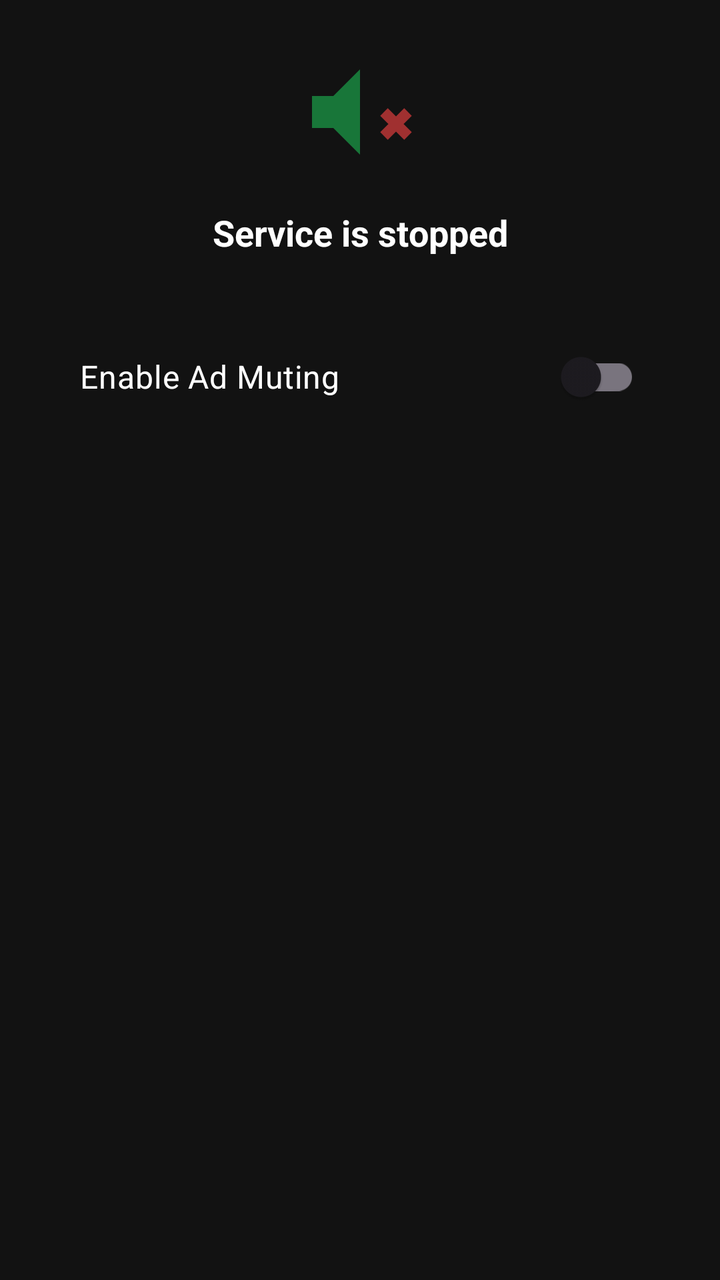
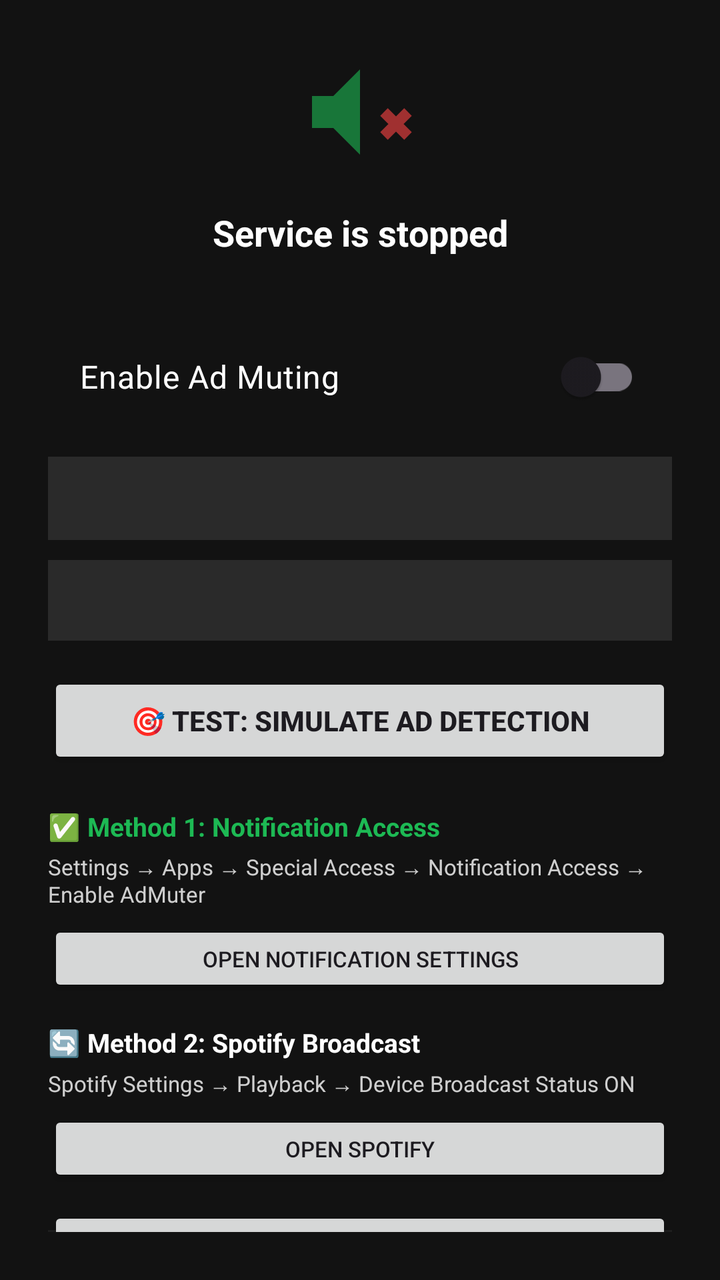

Screens rendered from an Android XML layout before and after an edit, with the pre-edit source and the edit as a unified diff.
<!-- AndroidManifest.xml: activity theme Theme.AdMuter -->
<!-- res/layout/activity_main.xml -->
<?xml version="1.0" encoding="utf-8"?>
<androidx.constraintlayout.widget.ConstraintLayout xmlns:android="http://schemas.android.com/apk/res/android"
    xmlns:app="http://schemas.android.com/apk/res-auto"
    android:id="@+id/root"
    android:layout_width="match_parent"
    android:layout_height="match_parent"
    android:background="@color/dark_background"
    android:padding="24dp">

    <ImageView
        android:id="@+id/statusIcon"
        android:layout_width="64dp"
        android:layout_height="64dp"
        android:src="@drawable/ic_mute"
        android:contentDescription="@string/app_name"
        android:alpha="0.6"
        app:layout_constraintBottom_toTopOf="@id/statusText"
        app:layout_constraintEnd_toEndOf="parent"
        app:layout_constraintStart_toStartOf="parent"
        app:layout_constraintTop_toTopOf="parent" />

    <TextView
        android:id="@+id/statusText"
        android:layout_width="wrap_content"
        android:layout_height="wrap_content"
        android:layout_marginTop="16dp"
        android:text="Service is stopped"
        android:textColor="@android:color/white"
        android:textSize="18sp"
        android:textStyle="bold"
        app:layout_constraintBottom_toTopOf="@id/switchEnable"
        app:layout_constraintEnd_toEndOf="parent"
        app:layout_constraintStart_toStartOf="parent"
        app:layout_constraintTop_toBottomOf="@id/statusIcon" />

    <com.google.android.material.switchmaterial.SwitchMaterial
        android:id="@+id/switchEnable"
        android:layout_width="0dp"
        android:layout_height="56dp"
        android:layout_marginTop="32dp"
        android:checked="false"
        android:paddingHorizontal="16dp"
        android:text="@string/toggle_label"
        android:textColor="@android:color/white"
        android:textSize="16sp"
        app:layout_constraintEnd_toEndOf="parent"
        app:layout_constraintStart_toStartOf="parent"
        app:layout_constraintTop_toBottomOf="@id/statusText" />

    <TextView
        android:id="@+id/crashInfoText"
        android:layout_width="0dp"
        android:layout_height="wrap_content"
        android:layout_marginTop="16dp"
        android:padding="12dp"
        android:textColor="#FFFF4444"
        android:textSize="11sp"
        android:visibility="gone"
        android:background="#33FF4444"
        app:layout_constraintBottom_toBottomOf="parent"
        app:layout_constraintEnd_toEndOf="parent"
        app:layout_constraintStart_toStartOf="parent"
        app:layout_constraintTop_toBottomOf="@id/switchEnable" />

</androidx.constraintlayout.widget.ConstraintLayout>
<!-- resources referenced by this layout -->
<resources>
  <color name="dark_background">#FF121212</color>
  <!-- drawable ic_mute (drawable) -->
  <?xml version="1.0" encoding="utf-8"?>
  <vector xmlns:android="http://schemas.android.com/apk/res/android"
      android:width="48dp"
      android:height="48dp"
      android:viewportWidth="24"
      android:viewportHeight="24">
      
      <path
          android:fillColor="#FF1DB954"
          android:pathData="M3,9v6h4l5,5V4L7,9H3z" />
      
      <path
          android:strokeColor="#FFFF4444"
          android:strokeWidth="2"
          android:pathData="M16.5,12L21,16.5M21,12L16.5,16.5" />
  </vector>
  <string name="app_name">AdMuter</string>
  <string name="toggle_label">Enable Ad Muting</string>
  <style name="Theme.AdMuter" parent="Theme.Material3.Light.NoActionBar">
          <item name="colorPrimary">@color/spotify_green</item>
          <item name="colorPrimaryVariant">@color/spotify_green_dark</item>
          <item name="colorOnPrimary">@color/white</item>
          <item name="colorSecondary">@color/spotify_green</item>
          <item name="colorOnSecondary">@color/white</item>
          <item name="android:statusBarColor">@color/spotify_green_dark</item>
      </style>
  <color name="spotify_green">#FF1DB954</color>
  <color name="spotify_green_dark">#FF169C46</color>
  <color name="white">#FFFFFFFF</color>
</resources>

<!-- the commit's change to res/layout/activity_main.xml (unified diff, before → after) -->
@@ -5,8 +5,10 @@
     android:layout_width="match_parent"
     android:layout_height="match_parent"
     android:background="@color/dark_background"
+    android:fitsSystemWindows="true"
     android:padding="24dp">
 
+    
     <ImageView
         android:id="@+id/statusIcon"
         android:layout_width="64dp"
@@ -14,11 +16,11 @@
         android:src="@drawable/ic_mute"
         android:contentDescription="@string/app_name"
         android:alpha="0.6"
-        app:layout_constraintBottom_toTopOf="@id/statusText"
         app:layout_constraintEnd_toEndOf="parent"
         app:layout_constraintStart_toStartOf="parent"
         app:layout_constraintTop_toTopOf="parent" />
 
+    
     <TextView
         android:id="@+id/statusText"
         android:layout_width="wrap_content"
@@ -28,11 +30,11 @@
         android:textColor="@android:color/white"
         android:textSize="18sp"
         android:textStyle="bold"
-        app:layout_constraintBottom_toTopOf="@id/switchEnable"
         app:layout_constraintEnd_toEndOf="parent"
         app:layout_constraintStart_toStartOf="parent"
         app:layout_constraintTop_toBottomOf="@id/statusIcon" />
 
+    
     <com.google.android.material.switchmaterial.SwitchMaterial
         android:id="@+id/switchEnable"
         android:layout_width="0dp"
@@ -47,6 +49,7 @@
         app:layout_constraintStart_toStartOf="parent"
         app:layout_constraintTop_toBottomOf="@id/statusText" />
 
+    
     <TextView
         android:id="@+id/crashInfoText"
         android:layout_width="0dp"
@@ -57,9 +60,150 @@
         android:textSize="11sp"
         android:visibility="gone"
         android:background="#33FF4444"
+        app:layout_constraintEnd_toEndOf="parent"
+        app:layout_constraintStart_toStartOf="parent"
+        app:layout_constraintTop_toBottomOf="@id/switchEnable" />
+
+    
+    <TextView
+        android:id="@+id/spotifyStatusText"
+        android:layout_width="0dp"
+        android:layout_height="wrap_content"
+        android:layout_marginTop="12dp"
+        android:padding="12dp"
+        android:textSize="13sp"
+        android:background="#1AFFFFFF"
+        app:layout_constraintEnd_toEndOf="parent"
+        app:layout_constraintStart_toStartOf="parent"
+        app:layout_constraintTop_toBottomOf="@id/crashInfoText" />
+
+    
+    <TextView
+        android:id="@+id/detectionStatusText"
+        android:layout_width="0dp"
+        android:layout_height="wrap_content"
+        android:layout_marginTop="10dp"
+        android:padding="12dp"
+        android:textColor="@color/spotify_green"
+        android:textSize="12sp"
+        android:background="#1AFFFFFF"
+        app:layout_constraintEnd_toEndOf="parent"
+        app:layout_constraintStart_toStartOf="parent"
+        app:layout_constraintTop_toBottomOf="@id/spotifyStatusText" />
+
+    
+    <Button
+        android:id="@+id/btnTestAd"
+        android:layout_width="0dp"
+        android:layout_height="48dp"
+        android:layout_marginTop="16dp"
+        android:text="🎯 Test: Simulate Ad Detection"
+        android:textSize="14sp"
+        android:textStyle="bold"
+        app:layout_constraintEnd_toEndOf="parent"
+        app:layout_constraintStart_toStartOf="parent"
+        app:layout_constraintTop_toBottomOf="@id/detectionStatusText" />
+
+    
+    <TextView
+        android:id="@+id/method1Title"
+        android:layout_width="0dp"
+        android:layout_height="wrap_content"
+        android:layout_marginTop="20dp"
+        android:text="✅ Method 1: Notification Access"
+        android:textColor="@color/spotify_green"
+        android:textSize="13sp"
+        android:textStyle="bold"
+        app:layout_constraintEnd_toEndOf="parent"
+        app:layout_constraintStart_toStartOf="parent"
+        app:layout_constraintTop_toBottomOf="@id/btnTestAd" />
+
+    <TextView
+        android:id="@+id/method1Desc"
+        android:layout_width="0dp"
+        android:layout_height="wrap_content"
+        android:layout_marginTop="4dp"
+        android:text="Settings → Apps → Special Access → Notification Access → Enable AdMuter"
+        android:textColor="#CCFFFFFF"
+        android:textSize="11sp"
+        app:layout_constraintEnd_toEndOf="parent"
+        app:layout_constraintStart_toStartOf="parent"
+        app:layout_constraintTop_toBottomOf="@id/method1Title" />
+
+    <Button
+        android:id="@+id/btnNotificationSettings"
+        android:layout_width="0dp"
+        android:layout_height="38dp"
+        android:layout_marginTop="6dp"
+        android:text="Open Notification Settings"
+        android:textSize="11sp"
+        app:layout_constraintEnd_toEndOf="parent"
+        app:layout_constraintStart_toStartOf="parent"
+        app:layout_constraintTop_toBottomOf="@id/method1Desc" />
+
+    
+    <TextView
+        android:id="@+id/method2Title"
+        android:layout_width="0dp"
+        android:layout_height="wrap_content"
+        android:layout_marginTop="14dp"
+        android:text="🔄 Method 2: Spotify Broadcast"
+        android:textColor="#FFFFFF"
+        android:textSize="13sp"
+        android:textStyle="bold"
+        app:layout_constraintEnd_toEndOf="parent"
+        app:layout_constraintStart_toStartOf="parent"
+        app:layout_constraintTop_toBottomOf="@id/btnNotificationSettings" />
+
+    <TextView
+        android:id="@+id/method2Desc"
+        android:layout_width="0dp"
+        android:layout_height="wrap_content"
+        android:layout_marginTop="4dp"
+        android:text="Spotify Settings → Playback → Device Broadcast Status ON"
+        android:textColor="#CCFFFFFF"
+        android:textSize="11sp"
+        app:layout_constraintEnd_toEndOf="parent"
+        app:layout_constraintStart_toStartOf="parent"
+        app:layout_constraintTop_toBottomOf="@id/method2Title" />
+
+    <Button
+        android:id="@+id/btnOpenSpotify"
+        android:layout_width="0dp"
+        android:layout_height="38dp"
+        android:layout_marginTop="6dp"
+        android:text="Open Spotify"
+        android:textSize="11sp"
+        app:layout_constraintEnd_toEndOf="parent"
+        app:layout_constraintStart_toStartOf="parent"
+        app:layout_constraintTop_toBottomOf="@id/method2Desc" />
+
+    
+    <Button
+        android:id="@+id/btnViewLog"
+        android:layout_width="0dp"
+        android:layout_height="38dp"
+        android:layout_marginTop="10dp"
+        android:text="📋 View Debug Log"
+        android:textSize="11sp"
+        android:textStyle="bold"
+        app:layout_constraintEnd_toEndOf="parent"
+        app:layout_constraintStart_toStartOf="parent"
+        app:layout_constraintTop_toBottomOf="@id/btnOpenSpotify" />
+
+    
+    <TextView
+        android:id="@+id/debugInfoText"
+        android:layout_width="0dp"
+        android:layout_height="wrap_content"
+        android:layout_marginTop="10dp"
+        android:padding="12dp"
+        android:textColor="#88FFFFFF"
+        android:textSize="10sp"
+        android:background="#0DFFFFFF"
         app:layout_constraintBottom_toBottomOf="parent"
         app:layout_constraintEnd_toEndOf="parent"
         app:layout_constraintStart_toStartOf="parent"
-        app:layout_constraintTop_toBottomOf="@id/switchEnable" />
+        app:layout_constraintTop_toBottomOf="@id/btnViewLog" />
 
 </androidx.constraintlayout.widget.ConstraintLayout>
<!-- resource entries referenced after the edit -->
@@ -1,6 +1,7 @@
 <!-- resources referenced by this layout -->
 <resources>
   <color name="dark_background">#FF121212</color>
+  <color name="spotify_green">#FF1DB954</color>
   <!-- drawable ic_mute (drawable) -->
   <?xml version="1.0" encoding="utf-8"?>
   <vector xmlns:android="http://schemas.android.com/apk/res/android"
@@ -20,16 +21,12 @@
   </vector>
   <string name="app_name">AdMuter</string>
   <string name="toggle_label">Enable Ad Muting</string>
-  <style name="Theme.AdMuter" parent="Theme.Material3.Light.NoActionBar">
+  <style name="Theme.AdMuter" parent="Theme.Material3.DayNight.NoActionBar">
           <item name="colorPrimary">@color/spotify_green</item>
-          <item name="colorPrimaryVariant">@color/spotify_green_dark</item>
-          <item name="colorOnPrimary">@color/white</item>
-          <item name="colorSecondary">@color/spotify_green</item>
-          <item name="colorOnSecondary">@color/white</item>
+          <item name="colorOnPrimary">@color/black</item>
           <item name="android:statusBarColor">@color/spotify_green_dark</item>
       </style>
-  <color name="spotify_green">#FF1DB954</color>
+  <color name="black">#FF000000</color>
   <color name="spotify_green_dark">#FF169C46</color>
-  <color name="white">#FFFFFFFF</color>
 </resources>
 
